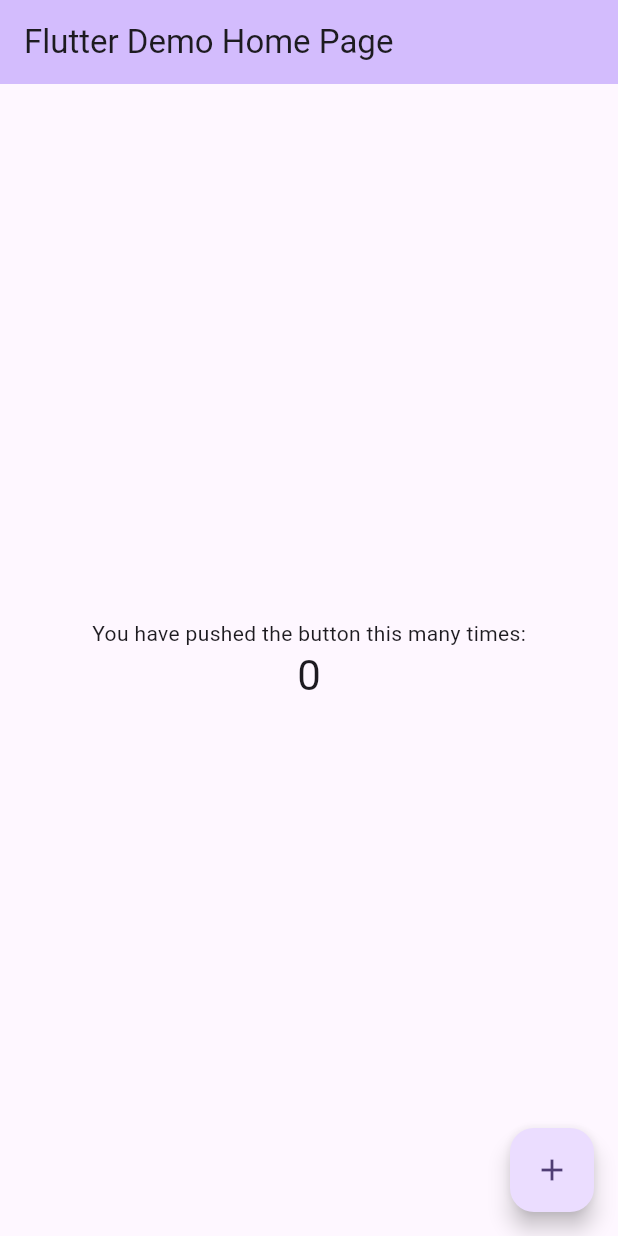
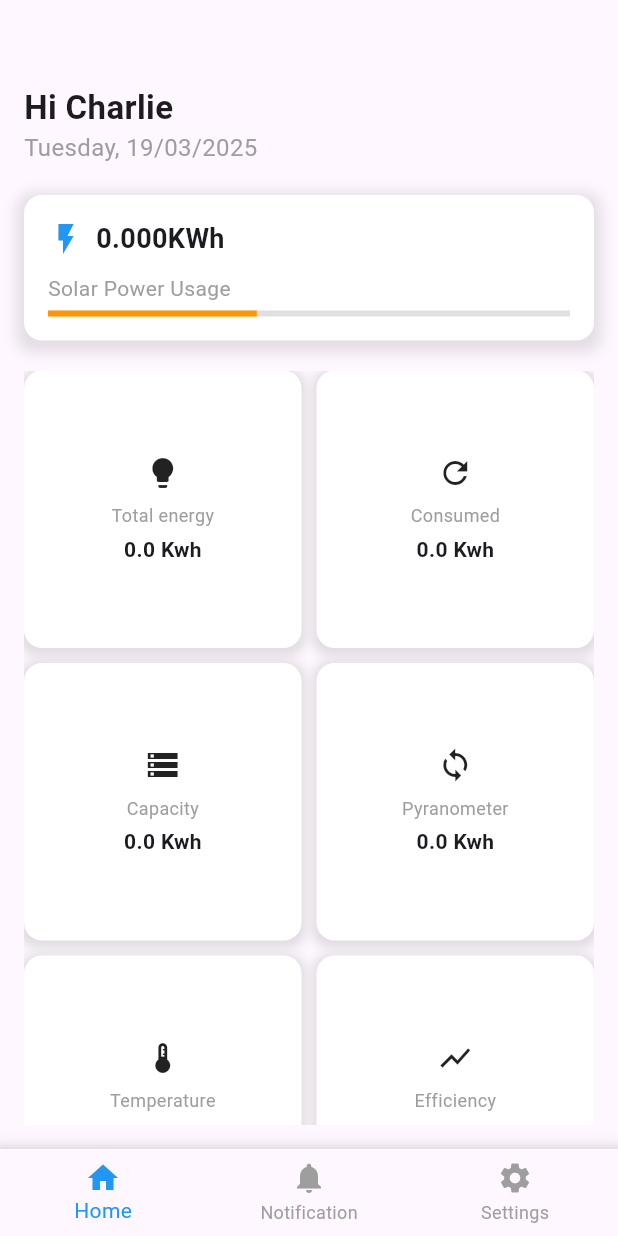
Before and after one commit to Haricharan0310/dc, a Flutter app: the screen it shows after launch, on a phone screen of 412 x 824 dp. Run offline on Flutter 3.47's test engine with Material 3 defaults, Android fonts, the phone set to English and light mode, and no system bars.

Commit message:
intermediate commit

```diff
--- /dev/null
+++ b/lib/info_card.dart
@@ -0,0 +1,40 @@
+import 'package:flutter/material.dart';
+
+class InfoCard extends StatelessWidget {
+  final String title;
+  final double value;
+  final IconData icon;
+
+  const InfoCard({super.key, required this.title, required this.value, required this.icon});
+
+  @override
+  Widget build(BuildContext context) {
+    return Container(
+      width: 140, // Set a fixed width
+      height: 140, // Set a fixed height
+      padding: const EdgeInsets.all(12), // Reduced padding
+      decoration: BoxDecoration(
+        color: Colors.white,
+        borderRadius: BorderRadius.circular(12),
+        boxShadow: [
+          BoxShadow(
+            color: Colors.grey.withOpacity(0.3),
+            spreadRadius: 3,
+            blurRadius: 5,
+            offset: Offset(0, 2), // changes position of shadow
+          ),
+        ],
+      ),
+      child: Column(
+        mainAxisAlignment: MainAxisAlignment.center,
+        children: [
+          Icon(icon, size: 24, color: Colors.black87), // Reduced icon size
+          const SizedBox(height: 8), // Reduced spacing
+          Text(title, style: const TextStyle(fontSize: 12, color: Colors.grey)), // Reduced font size
+          const SizedBox(height: 4), // Reduced spacing
+          Text("${value.toStringAsFixed(1)} Kwh", style: const TextStyle(fontSize: 14, fontWeight: FontWeight.bold)), // Reduced font size
+        ],
+      ),
+    );
+  }
+}
--- a/lib/main.dart
+++ b/lib/main.dart
@@ -1,4 +1,8 @@
 import 'package:flutter/material.dart';
+import 'solar_power_card.dart';
+import 'info_card.dart';
+import 'notification_settings_screen.dart';
+import 'settings_screen.dart';
 
 void main() {
   runApp(const MyApp());
@@ -7,116 +11,193 @@ void main() {
 class MyApp extends StatelessWidget {
   const MyApp({super.key});
 
-  // This widget is the root of your application.
   @override
   Widget build(BuildContext context) {
     return MaterialApp(
-      title: 'Flutter Demo',
-      theme: ThemeData(
-        // This is the theme of your application.
-        //
-        // TRY THIS: Try running your application with "flutter run". You'll see
-        // the application has a purple toolbar. Then, without quitting the app,
-        // try changing the seedColor in the colorScheme below to Colors.green
-        // and then invoke "hot reload" (save your changes or press the "hot
-        // reload" button in a Flutter-supported IDE, or press "r" if you used
-        // the command line to start the app).
-        //
-        // Notice that the counter didn't reset back to zero; the application
-        // state is not lost during the reload. To reset the state, use hot
-        // restart instead.
-        //
-        // This works for code too, not just values: Most code changes can be
-        // tested with just a hot reload.
-        colorScheme: ColorScheme.fromSeed(seedColor: Colors.deepPurple),
-      ),
-      home: const MyHomePage(title: 'Flutter Demo Home Page'),
+      debugShowCheckedModeBanner: false,
+      home: const MainScreen(),
     );
   }
 }
 
-class MyHomePage extends StatefulWidget {
-  const MyHomePage({super.key, required this.title});
-
-  // This widget is the home page of your application. It is stateful, meaning
-  // that it has a State object (defined below) that contains fields that affect
-  // how it looks.
-
-  // This class is the configuration for the state. It holds the values (in this
-  // case the title) provided by the parent (in this case the App widget) and
-  // used by the build method of the State. Fields in a Widget subclass are
-  // always marked "final".
-
-  final String title;
+class MainScreen extends StatefulWidget {
+  const MainScreen({super.key});
 
   @override
-  State<MyHomePage> createState() => _MyHomePageState();
+  State<MainScreen> createState() => _MainScreenState();
 }
 
-class _MyHomePageState extends State<MyHomePage> {
-  int _counter = 0;
+class _MainScreenState extends State<MainScreen> {
+  int _selectedIndex = 0;
 
-  void _incrementCounter() {
+  static const List<Widget> _widgetOptions = <Widget>[
+    DashboardScreen(),
+    NotificationSettingsScreen(),
+    SettingsScreen(),
+  ];
+
+  void _onItemTapped(int index) {
     setState(() {
-      // This call to setState tells the Flutter framework that something has
-      // changed in this State, which causes it to rerun the build method below
-      // so that the display can reflect the updated values. If we changed
-      // _counter without calling setState(), then the build method would not be
-      // called again, and so nothing would appear to happen.
-      _counter++;
+      _selectedIndex = index;
     });
   }
 
   @override
   Widget build(BuildContext context) {
-    // This method is rerun every time setState is called, for instance as done
-    // by the _incrementCounter method above.
-    //
-    // The Flutter framework has been optimized to make rerunning build methods
-    // fast, so that you can just rebuild anything that needs updating rather
-    // than having to individually change instances of widgets.
     return Scaffold(
-      appBar: AppBar(
-        // TRY THIS: Try changing the color here to a specific color (to
-        // Colors.amber, perhaps?) and trigger a hot reload to see the AppBar
-        // change color while the other colors stay the same.
-        backgroundColor: Theme.of(context).colorScheme.inversePrimary,
-        // Here we take the value from the MyHomePage object that was created by
-        // the App.build method, and use it to set our appbar title.
-        title: Text(widget.title),
-      ),
-      body: Center(
-        // Center is a layout widget. It takes a single child and positions it
-        // in the middle of the parent.
-        child: Column(
-          // Column is also a layout widget. It takes a list of children and
-          // arranges them vertically. By default, it sizes itself to fit its
-          // children horizontally, and tries to be as tall as its parent.
-          //
-          // Column has various properties to control how it sizes itself and
-          // how it positions its children. Here we use mainAxisAlignment to
-          // center the children vertically; the main axis here is the vertical
-          // axis because Columns are vertical (the cross axis would be
-          // horizontal).
-          //
-          // TRY THIS: Invoke "debug painting" (choose the "Toggle Debug Paint"
-          // action in the IDE, or press "p" in the console), to see the
-          // wireframe for each widget.
-          mainAxisAlignment: MainAxisAlignment.center,
-          children: <Widget>[
-            const Text('You have pushed the button this many times:'),
-            Text(
-              '$_counter',
-              style: Theme.of(context).textTheme.headlineMedium,
+      bottomNavigationBar: Container(
+        decoration: BoxDecoration(
+          boxShadow: [
+            BoxShadow(
+              color: Colors.black.withOpacity(0.1),
+              spreadRadius: 5,
+              blurRadius: 7,
+              offset: Offset(0, 3),
             ),
           ],
         ),
+        child: BottomNavigationBar(
+          currentIndex: _selectedIndex,
+          selectedItemColor: Colors.blue,
+          unselectedItemColor: Colors.grey,
+          onTap: _onItemTapped,
+          items: const [
+            BottomNavigationBarItem(icon: Icon(Icons.home), label: "Home"),
+            BottomNavigationBarItem(icon: Icon(Icons.notifications), label: "Notification"),
+            BottomNavigationBarItem(icon: Icon(Icons.settings), label: "Settings"),
+          ],
+        ),
       ),
-      floatingActionButton: FloatingActionButton(
-        onPressed: _incrementCounter,
-        tooltip: 'Increment',
-        child: const Icon(Icons.add),
-      ), // This trailing comma makes auto-formatting nicer for build methods.
+      body: _widgetOptions.elementAt(_selectedIndex),
     );
   }
 }
+
+class DashboardScreen extends StatefulWidget {
+  const DashboardScreen({super.key});
+
+  @override
+  State<DashboardScreen> createState() => _DashboardScreenState();
+}
+
+class _DashboardScreenState extends State<DashboardScreen> {
+  double solarPowerUsage = 0.0;
+  double totalEnergy = 0.0;
+  double consumed = 0.0;
+  double capacity = 0.0;
+  double pyranometer = 0.0;
+  double temperature = 0.0;
+  double efficiency = 0.0;
+  bool isMainElectricity = false;
+  String currentDate = "";
+
+  @override
+  void initState() {
+    super.initState();
+    currentDate = _getCurrentDate();
+  }
+
+  String _getCurrentDate() {
+    final now = DateTime.now();
+    final day = now.day.toString().padLeft(2, '0');
+    final month = now.month.toString().padLeft(2, '0');
+    final year = now.year.toString();
+    final weekday = ["Sunday", "Monday", "Tuesday", "Wednesday", "Thursday", "Friday", "Saturday"][now.weekday - 1];
+    return "$weekday, $day/$month/$year";
+  }
+
+  @override
+  Widget build(BuildContext context) {
+    return DashboardScreenContent(
+      solarPowerUsage: solarPowerUsage,
+      totalEnergy: totalEnergy,
+      consumed: consumed,
+      capacity: capacity,
+      pyranometer: pyranometer,
+      temperature: temperature,
+      efficiency: efficiency,
+      isMainElectricity: isMainElectricity,
+      currentDate: currentDate,
+    );
+  }
+}
+
+class DashboardScreenContent extends StatelessWidget {
+  final double solarPowerUsage;
+  final double totalEnergy;
+  final double consumed;
+  final double capacity;
+  final double pyranometer;
+  final double temperature;
+  final double efficiency;
+  final bool isMainElectricity;
+  final String currentDate;
+
+  const DashboardScreenContent({
+    super.key,
+    required this.solarPowerUsage,
+    required this.totalEnergy,
+    required this.consumed,
+    required this.capacity,
+    required this.pyranometer,
+    required this.temperature,
+    required this.efficiency,
+    required this.isMainElectricity,
+    required this.currentDate,
+  });
+
+  @override
+  Widget build(BuildContext context) {
+    return Padding(
+      padding: const EdgeInsets.all(16.0),
+      child: Column(
+        crossAxisAlignment: CrossAxisAlignment.start,
+        children: [
+          const SizedBox(height: 40), // Add space at the top
+          Row(
+            mainAxisAlignment: MainAxisAlignment.spaceBetween,
+            children: [
+              Column(
+                crossAxisAlignment: CrossAxisAlignment.start,
+                children: [
+                  const Text("Hi Charlie", style: TextStyle(fontSize: 22, fontWeight: FontWeight.bold)),
+                  Text(currentDate, style: const TextStyle(fontSize: 16, color: Colors.grey)),
+                ],
+              ),
+              // Comment out the switch
+              // Switch(
+              //   value: isMainElectricity,
+              //   onChanged: (value) {
+              //     setState(() {
+              //       isMainElectricity = value;
+              //     });
+              //   },
+              // )
+            ],
+          ),
+          const SizedBox(height: 20),
+          SolarPowerCard(
+            value: solarPowerUsage,
+            percentage: 40,
+          ),
+          const SizedBox(height: 20),
+          Expanded(
+            child: GridView.count(
+              crossAxisCount: 2,
+              crossAxisSpacing: 10,
+              mainAxisSpacing: 10,
+              children: [
+                InfoCard(title: "Total energy", value: totalEnergy, icon: Icons.lightbulb),
+                InfoCard(title: "Consumed", value: consumed, icon: Icons.refresh),
+                InfoCard(title: "Capacity", value: capacity, icon: Icons.storage),
+                InfoCard(title: "Pyranometer", value: pyranometer, icon: Icons.loop),
+                InfoCard(title: "Temperature", value: temperature, icon: Icons.thermostat),
+                InfoCard(title: "Efficiency", value: efficiency, icon: Icons.show_chart_outlined),
+              ],
+            ),
+          )
+        ],
+      ),
+    );
+  }
+}
--- /dev/null
+++ b/lib/notification_settings_screen.dart
@@ -0,0 +1,58 @@
+import 'package:flutter/material.dart';
+
+class NotificationSettingsScreen extends StatefulWidget {
+  const NotificationSettingsScreen({super.key});
+
+  @override
+  State<NotificationSettingsScreen> createState() => _NotificationSettingsScreenState();
+}
+
+class _NotificationSettingsScreenState extends State<NotificationSettingsScreen> {
+  Map<String, bool> notifications = {
+    "High voltage warnings": true,
+    "Inverter Issues": true,
+    "Weather Forecast": false,
+    "Battery Low Warnings": true,
+    "Energy Saving Suggestion": false,
+    "Connection Help": true,
+  };
+
+  @override
+  Widget build(BuildContext context) {
+    return Scaffold(
+      body: Padding(
+        padding: const EdgeInsets.all(16.0),
+        child: Column(
+          crossAxisAlignment: CrossAxisAlignment.start,
+          children: [
+            const SizedBox(height: 40), // Add space at the top
+            const Text("Push Notifications", style: TextStyle(fontSize: 20, fontWeight: FontWeight.bold)),
+            const SizedBox(height: 20),
+            Expanded(
+              child: ListView(
+                children: notifications.keys.map((title) => _buildSwitchTile(title)).toList(),
+              ),
+            ),
+          ],
+        ),
+      ),
+    );
+  }
+
+  Widget _buildSwitchTile(String title) {
+    return Column(
+      children: [
+        SwitchListTile(
+          title: Text(title),
+          value: notifications[title]!,
+          onChanged: (bool value) {
+            setState(() {
+              notifications[title] = value;
+            });
+          },
+        ),
+        const Divider(),
+      ],
+    );
+  }
+}
--- /dev/null
+++ b/lib/settings_screen.dart
@@ -0,0 +1,57 @@
+import 'package:flutter/material.dart';
+
+class SettingsScreen extends StatelessWidget {
+  const SettingsScreen({super.key});
+
+  @override
+  Widget build(BuildContext context) {
+    return Scaffold(
+      body: Padding(
+        padding: const EdgeInsets.all(16.0),
+        child: Column(
+          crossAxisAlignment: CrossAxisAlignment.start,
+          children: [
+            const SizedBox(height: 40), // Add space at the top
+            const Text("Settings", style: TextStyle(fontSize: 20, fontWeight: FontWeight.bold)),
+            const SizedBox(height: 20),
+            Expanded(
+              child: ListView(
+                children: const [
+                  SettingsTile(icon: Icons.person, title: "Account"),
+                  SettingsTile(icon: Icons.solar_power, title: "Solar Details"),
+                  SettingsTile(icon: Icons.email, title: "Contact Us"),
+                  SettingsTile(icon: Icons.description, title: "Terms & Conditions"),
+                  SettingsTile(icon: Icons.lock, title: "Privacy Policy"),
+                  SettingsTile(icon: Icons.info, title: "About"),
+                  SettingsTile(icon: Icons.logout, title: "Logout"),
+                ],
+              ),
+            ),
+          ],
+        ),
+      ),
+    );
+  }
+}
+
+class SettingsTile extends StatelessWidget {
+  final IconData icon;
+  final String title;
+
+  const SettingsTile({super.key, required this.icon, required this.title});
+
+  @override
+  Widget build(BuildContext context) {
+    return Column(
+      children: [
+        ListTile(
+          leading: Icon(icon, color: Colors.black87),
+          title: Text(title),
+          trailing: const Icon(Icons.arrow_forward_ios, size: 16, color: Colors.grey),
+          onTap: () {},
+        ),
+        const Divider(),
+      ],
+    );
+  }
+}
--- /dev/null
+++ b/lib/solar_power_card.dart
@@ -0,0 +1,42 @@
+import 'package:flutter/material.dart';
+
+class SolarPowerCard extends StatelessWidget {
+  final double value;
+  final double percentage;
+  const SolarPowerCard({super.key, required this.value, required this.percentage});
+
+  @override
+  Widget build(BuildContext context) {
+    return Container(
+      padding: const EdgeInsets.all(16),
+      decoration: BoxDecoration(
+        color: Colors.white,
+        borderRadius: BorderRadius.circular(12),
+        boxShadow: [
+          BoxShadow(
+            color: Colors.black.withOpacity(0.1),
+            spreadRadius: 5,
+            blurRadius: 7,
+            offset: Offset(0, 3),
+          ),
+        ],
+      ),
+      child: Column(
+        crossAxisAlignment: CrossAxisAlignment.start,
+        children: [
+          Row(
+            children: [
+              const Icon(Icons.flash_on, color: Colors.blue),
+              const SizedBox(width: 8),
+              Text("${value.toStringAsFixed(3)}KWh", style: const TextStyle(fontSize: 18, fontWeight: FontWeight.bold)),
+            ],
+          ),
+          const SizedBox(height: 10),
+          const Text("Solar Power Usage", style: TextStyle(color: Colors.grey)),
+          const SizedBox(height: 5),
+          LinearProgressIndicator(value: percentage / 100, color: Colors.orange, backgroundColor: Colors.grey.shade300),
+        ],
+      ),
+    );
+  }
+}
```
